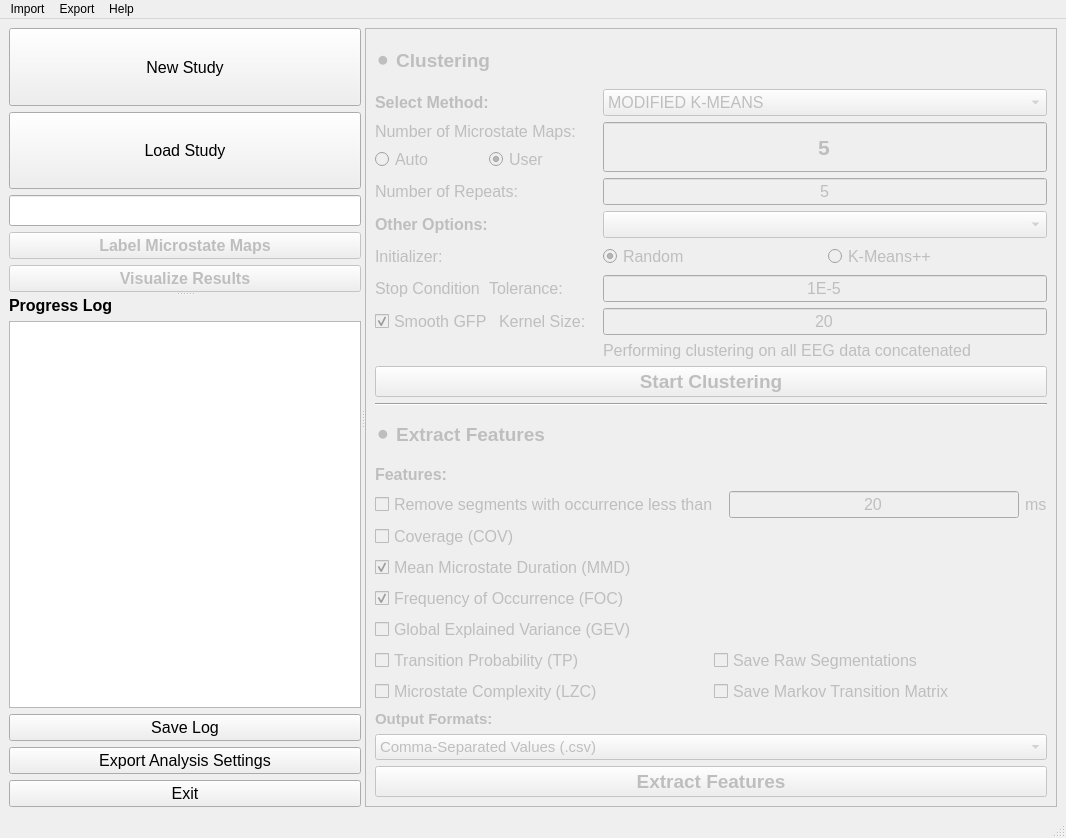
Above: src/main/resources/base/MainMicrostateWindow.ui from eeg-comet/eeg-comet before the change. Below: the same form after it.
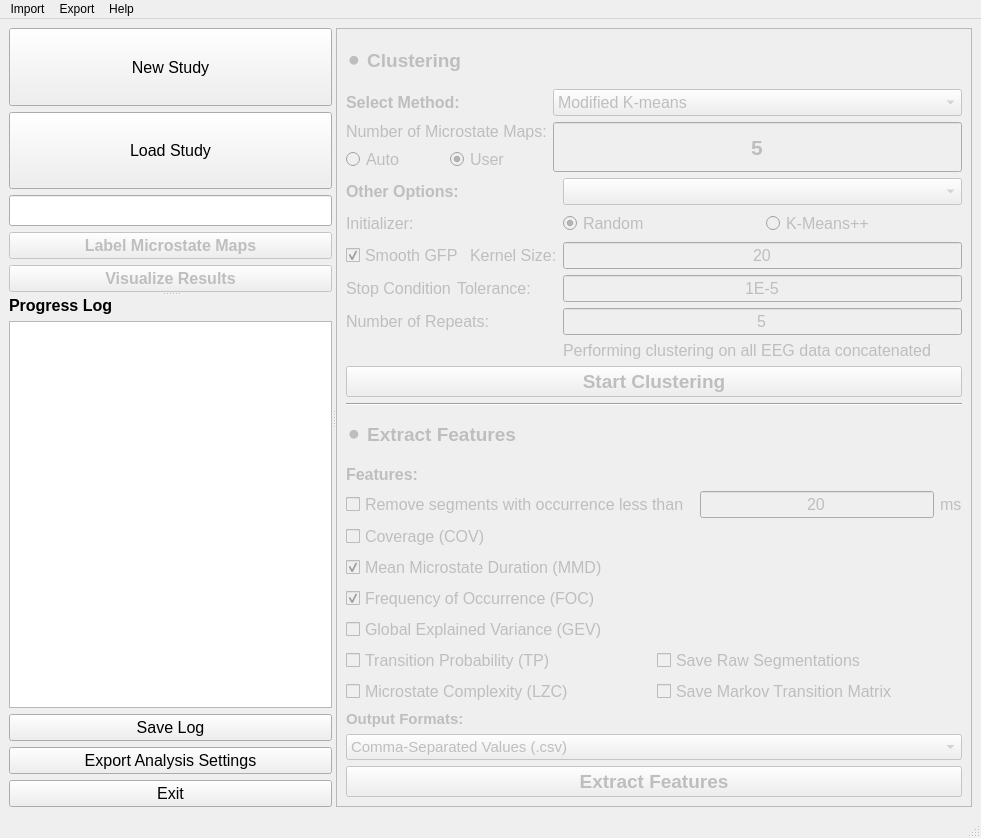
That is the form after the change.

Diff of the .ui file:
```diff
--- a/src/main/resources/base/MainMicrostateWindow.ui
+++ b/src/main/resources/base/MainMicrostateWindow.ui
@@ -6,7 +6,7 @@
    <rect>
     <x>0</x>
     <y>0</y>
-    <width>1066</width>
+    <width>981</width>
     <height>838</height>
    </rect>
   </property>
@@ -286,7 +286,7 @@
          <rect>
           <x>0</x>
           <y>0</y>
-          <width>670</width>
+          <width>616</width>
           <height>775</height>
          </rect>
         </property>
@@ -358,49 +358,9 @@
            </item>
            <item row="2" column="0" colspan="2">
             <layout class="QGridLayout" name="gridLayout_8">
-             <item row="10" column="1" colspan="2">
-              <widget class="QComboBox" name="step2_other_options_combobox">
-               <property name="enabled">
-                <bool>false</bool>
-               </property>
-               <property name="sizePolicy">
-                <sizepolicy hsizetype="Preferred" vsizetype="Fixed">
-                 <horstretch>0</horstretch>
-                 <verstretch>0</verstretch>
-                </sizepolicy>
-               </property>
-               <property name="font">
-                <font>
-                 <pointsize>12</pointsize>
-                </font>
-               </property>
-              </widget>
-             </item>
-             <item row="9" column="1" colspan="2">
-              <widget class="QLineEdit" name="step2_user_numberofrepeats_input">
-               <property name="enabled">
-                <bool>false</bool>
-               </property>
-               <property name="font">
-                <font>
-                 <pointsize>12</pointsize>
-                </font>
-               </property>
-               <property name="inputMethodHints">
-                <set>Qt::ImhDigitsOnly</set>
-               </property>
-               <property name="text">
-                <string>5</string>
-               </property>
-               <property name="maxLength">
-                <number>4</number>
-               </property>
-               <property name="alignment">
-                <set>Qt::AlignCenter</set>
-               </property>
-              </widget>
-             </item>
-             <item row="11" column="1" colspan="2">
+             <item row="11" column="0" rowspan="5" colspan="4">
+              <layout class="QGridLayout" name="gridLayout_3">
+               <item row="1" column="1" colspan="2">
               <layout class="QHBoxLayout" name="horizontalLayout_10">
                <item>
                 <widget class="QRadioButton" name="step2_random_initializer_radio">
@@ -443,73 +403,25 @@
                </item>
               </layout>
              </item>
-             <item row="1" column="1" rowspan="8" colspan="2">
-              <widget class="QLineEdit" name="step2_user_numberofmaps_input">
+               <item row="0" column="1" colspan="2">
+                <widget class="QComboBox" name="step2_other_options_combobox">
                <property name="enabled">
                 <bool>false</bool>
                </property>
                <property name="sizePolicy">
-                <sizepolicy hsizetype="Expanding" vsizetype="Preferred">
+                  <sizepolicy hsizetype="Preferred" vsizetype="Fixed">
                  <horstretch>0</horstretch>
                  <verstretch>0</verstretch>
                 </sizepolicy>
                </property>
                <property name="font">
                 <font>
-                 <pointsize>16</pointsize>
-                 <weight>75</weight>
-                 <bold>true</bold>
-                </font>
-               </property>
-               <property name="inputMethodHints">
-                <set>Qt::ImhDigitsOnly</set>
-               </property>
-               <property name="text">
-                <string>5</string>
-               </property>
-               <property name="maxLength">
-                <number>2</number>
-               </property>
-               <property name="alignment">
-                <set>Qt::AlignCenter</set>
-               </property>
-              </widget>
-             </item>
-             <item row="12" column="0">
-              <layout class="QHBoxLayout" name="horizontalLayout_7">
-               <item>
-                <widget class="QLabel" name="step2_stopcondition_label">
-                 <property name="enabled">
-                  <bool>false</bool>
-                 </property>
-                 <property name="font">
-                  <font>
                    <pointsize>12</pointsize>
                   </font>
                  </property>
-                 <property name="text">
-                  <string>Stop Condition</string>
-                 </property>
                 </widget>
                </item>
-               <item>
-                <widget class="QLabel" name="step2_tolerance_label">
-                 <property name="enabled">
-                  <bool>false</bool>
-                 </property>
-                 <property name="font">
-                  <font>
-                   <pointsize>12</pointsize>
-                  </font>
-                 </property>
-                 <property name="text">
-                  <string>Tolerance:</string>
-                 </property>
-                </widget>
-               </item>
-              </layout>
-             </item>
-             <item row="10" column="0">
+               <item row="0" column="0">
               <widget class="QLabel" name="step2_other_label">
                <property name="enabled">
                 <bool>false</bool>
@@ -526,37 +438,7 @@
                </property>
               </widget>
              </item>
-             <item row="9" column="0">
-              <widget class="QLabel" name="step2_numberofrepeats_label">
-               <property name="enabled">
-                <bool>false</bool>
-               </property>
-               <property name="font">
-                <font>
-                 <pointsize>12</pointsize>
-                </font>
-               </property>
-               <property name="text">
-                <string>Number of Repeats:</string>
-               </property>
-              </widget>
-             </item>
-             <item row="11" column="0">
-              <widget class="QLabel" name="step2_initializer_label">
-               <property name="enabled">
-                <bool>false</bool>
-               </property>
-               <property name="font">
-                <font>
-                 <pointsize>12</pointsize>
-                </font>
-               </property>
-               <property name="text">
-                <string>Initializer:</string>
-               </property>
-              </widget>
-             </item>
-             <item row="12" column="1" colspan="2">
+               <item row="3" column="1" colspan="2">
               <widget class="QLineEdit" name="step2_stopcondition_input">
                <property name="enabled">
                 <bool>false</bool>
@@ -574,7 +456,7 @@
                </property>
               </widget>
              </item>
-             <item row="13" column="0">
+               <item row="2" column="0">
               <layout class="QHBoxLayout" name="horizontalLayout_9">
                <item>
                 <widget class="QCheckBox" name="step2_smoothgfp_checkbox">
@@ -611,7 +493,162 @@
                </item>
               </layout>
              </item>
-             <item row="4" column="0" rowspan="5">
+               <item row="1" column="0">
+                <widget class="QLabel" name="step2_initializer_label">
+                 <property name="enabled">
+                  <bool>false</bool>
+                 </property>
+                 <property name="font">
+                  <font>
+                   <pointsize>12</pointsize>
+                  </font>
+                 </property>
+                 <property name="text">
+                  <string>Initializer:</string>
+                 </property>
+                </widget>
+               </item>
+               <item row="3" column="0">
+                <layout class="QHBoxLayout" name="horizontalLayout_7">
+                 <item>
+                  <widget class="QLabel" name="step2_stopcondition_label">
+                   <property name="enabled">
+                    <bool>false</bool>
+                   </property>
+                   <property name="font">
+                    <font>
+                     <pointsize>12</pointsize>
+                    </font>
+                   </property>
+                   <property name="text">
+                    <string>Stop Condition</string>
+                   </property>
+                  </widget>
+                 </item>
+                 <item>
+                  <widget class="QLabel" name="step2_tolerance_label">
+                   <property name="enabled">
+                    <bool>false</bool>
+                   </property>
+                   <property name="font">
+                    <font>
+                     <pointsize>12</pointsize>
+                    </font>
+                   </property>
+                   <property name="text">
+                    <string>Tolerance:</string>
+                   </property>
+                  </widget>
+                 </item>
+                </layout>
+               </item>
+               <item row="2" column="1" colspan="2">
+                <widget class="QLineEdit" name="step2_kernel_size_input">
+                 <property name="enabled">
+                  <bool>false</bool>
+                 </property>
+                 <property name="font">
+                  <font>
+                   <pointsize>12</pointsize>
+                  </font>
+                 </property>
+                 <property name="inputMethodHints">
+                  <set>Qt::ImhDigitsOnly</set>
+                 </property>
+                 <property name="text">
+                  <string>20</string>
+                 </property>
+                 <property name="maxLength">
+                  <number>4</number>
+                 </property>
+                 <property name="alignment">
+                  <set>Qt::AlignCenter</set>
+                 </property>
+                </widget>
+               </item>
+               <item row="5" column="1" colspan="2">
+                <widget class="QLabel" name="step2_performclustering_label">
+                 <property name="enabled">
+                  <bool>false</bool>
+                 </property>
+                 <property name="font">
+                  <font>
+                   <pointsize>12</pointsize>
+                  </font>
+                 </property>
+                 <property name="text">
+                  <string>Performing clustering on all EEG data concatenated</string>
+                 </property>
+                 <property name="alignment">
+                  <set>Qt::AlignLeading|Qt::AlignLeft|Qt::AlignVCenter</set>
+                 </property>
+                </widget>
+               </item>
+               <item row="4" column="0">
+                <widget class="QLabel" name="step2_numberofrepeats_label">
+                 <property name="enabled">
+                  <bool>false</bool>
+                 </property>
+                 <property name="font">
+                  <font>
+                   <pointsize>12</pointsize>
+                  </font>
+                 </property>
+                 <property name="text">
+                  <string>Number of Repeats:</string>
+                 </property>
+                </widget>
+               </item>
+               <item row="4" column="1" colspan="2">
+                <widget class="QLineEdit" name="step2_user_numberofrepeats_input">
+                 <property name="enabled">
+                  <bool>false</bool>
+                 </property>
+                 <property name="sizePolicy">
+                  <sizepolicy hsizetype="Preferred" vsizetype="Preferred">
+                   <horstretch>0</horstretch>
+                   <verstretch>0</verstretch>
+                  </sizepolicy>
+                 </property>
+                 <property name="font">
+                  <font>
+                   <pointsize>12</pointsize>
+                  </font>
+                 </property>
+                 <property name="inputMethodHints">
+                  <set>Qt::ImhDigitsOnly</set>
+                 </property>
+                 <property name="text">
+                  <string>5</string>
+                 </property>
+                 <property name="maxLength">
+                  <number>4</number>
+                 </property>
+                 <property name="alignment">
+                  <set>Qt::AlignCenter</set>
+                 </property>
+                </widget>
+               </item>
+              </layout>
+             </item>
+             <item row="0" column="0" rowspan="11" colspan="4">
+              <layout class="QGridLayout" name="gridLayout_2">
+               <item row="1" column="0">
+                <widget class="QLabel" name="step2_numberofmaps_label">
+                 <property name="enabled">
+                  <bool>false</bool>
+                 </property>
+                 <property name="font">
+                  <font>
+                   <pointsize>12</pointsize>
+                  </font>
+                 </property>
+                 <property name="text">
+                  <string>Number of Microstate Maps:</string>
+                 </property>
+                </widget>
+               </item>
+               <item row="2" column="0">
               <layout class="QHBoxLayout" name="horizontalLayout_3">
                <item>
                 <widget class="QRadioButton" name="step2_auto_numberofmaps_radio">
@@ -671,7 +708,7 @@
                </property>
               </widget>
              </item>
-             <item row="0" column="1" colspan="2">
+               <item row="0" column="1" colspan="3">
               <widget class="QComboBox" name="step2_clustermethod_combobox">
                <property name="enabled">
                 <bool>false</bool>
@@ -689,7 +726,7 @@
                </property>
                <item>
                 <property name="text">
-                 <string>MODIFIED K-MEANS</string>
+                   <string>Modified K-means</string>
                 </property>
                </item>
                <item>
@@ -734,36 +771,29 @@
                </item>
               </widget>
              </item>
-             <item row="1" column="0" rowspan="3">
-              <widget class="QLabel" name="step2_numberofmaps_label">
+               <item row="1" column="1" rowspan="2" colspan="3">
+                <widget class="QLineEdit" name="step2_user_numberofmaps_input">
                <property name="enabled">
                 <bool>false</bool>
                </property>
-               <property name="font">
-                <font>
-                 <pointsize>12</pointsize>
-                </font>
-               </property>
-               <property name="text">
-                <string>Number of Microstate Maps:</string>
-               </property>
-              </widget>
-             </item>
-             <item row="13" column="1" colspan="2">
-              <widget class="QLineEdit" name="step2_kernel_size_input">
-               <property name="enabled">
-                <bool>false</bool>
-               </property>
+                 <property name="sizePolicy">
+                  <sizepolicy hsizetype="Expanding" vsizetype="Preferred">
+                   <horstretch>0</horstretch>
+                   <verstretch>0</verstretch>
+                  </sizepolicy>
+                 </property>
                <property name="font">
                 <font>
-                 <pointsize>12</pointsize>
+                   <pointsize>16</pointsize>
+                   <weight>75</weight>
+                   <bold>true</bold>
                 </font>
                </property>
                <property name="inputMethodHints">
                 <set>Qt::ImhDigitsOnly</set>
                </property>
                <property name="text">
-                <string>20</string>
+                  <string>5</string>
                </property>
                <property name="maxLength">
                 <number>4</number>
@@ -773,23 +803,7 @@
                </property>
               </widget>
              </item>
-             <item row="14" column="1" colspan="2">
-              <widget class="QLabel" name="step2_performclustering_label">
-               <property name="enabled">
-                <bool>false</bool>
-               </property>
-               <property name="font">
-                <font>
-                 <pointsize>12</pointsize>
-                </font>
-               </property>
-               <property name="text">
-                <string>Performing clustering on all EEG data concatenated</string>
-               </property>
-               <property name="alignment">
-                <set>Qt::AlignLeading|Qt::AlignLeft|Qt::AlignVCenter</set>
-               </property>
-              </widget>
+              </layout>
              </item>
             </layout>
            </item>
@@ -1193,7 +1207,7 @@
     <rect>
      <x>0</x>
      <y>0</y>
-     <width>1066</width>
+     <width>981</width>
      <height>22</height>
     </rect>
    </property>
```
Left out of the diff: 10 changed lines with no effect on the pictures. Lines whose indentation alone changed are shown as unchanged.
